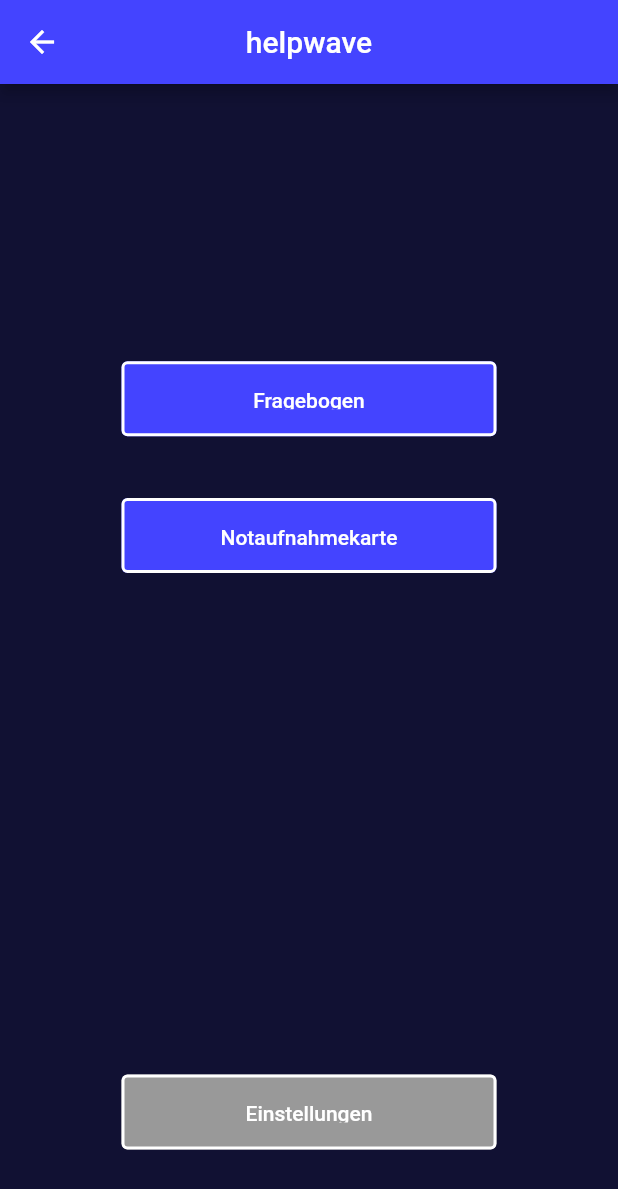
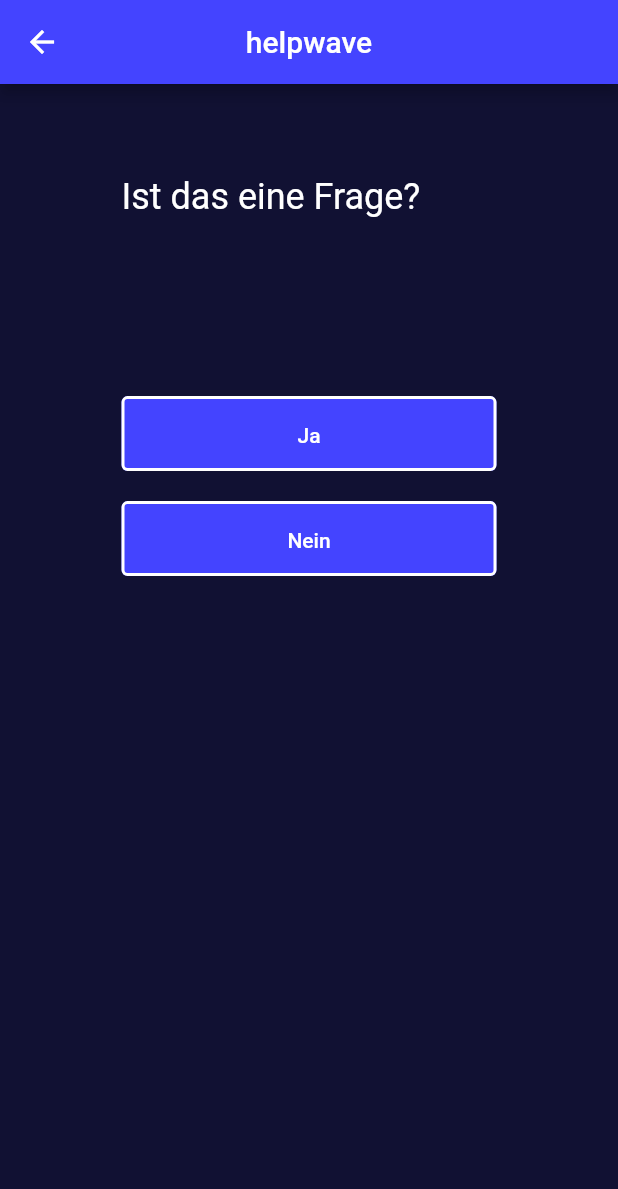
Before and after one commit to helpwave/mobile-app, a Flutter app: the HomePage screen opened directly, after a tap on "Fragebogen", on a phone screen of 412 x 824 dp. Shown: the top 1189 px of the screen. Run offline on Flutter 3.47's test engine with Material 2 defaults, Android fonts, the phone set to English and light mode, and no system bars.

Commit message:
feat: add questionnaire page and navigation to it

```diff
--- /dev/null
+++ b/lib/components/question_answer_column.dart
@@ -0,0 +1,49 @@
+import 'package:flutter/material.dart';
+
+class QuestionAnswerColumn extends StatelessWidget {
+  final Function(String, int) answerHandler;
+  final String question;
+  final List<String> answers;
+
+  const QuestionAnswerColumn({
+    super.key,
+    required this.answerHandler,
+    required this.question,
+    required this.answers,
+  });
+
+  @override
+  Widget build(BuildContext context) {
+    Size mediaQuery = MediaQuery.of(context).size;
+    List<Widget> children = [
+      Align(
+        alignment: Alignment.topCenter,
+        child: Container(
+          width: 250,
+          margin: EdgeInsets.fromLTRB(
+              0, mediaQuery.height * 0.05, 0, mediaQuery.height * 0.12),
+          child: Text(
+            question,
+            style: Theme.of(context).textTheme.headline5,
+            textAlign: TextAlign.justify,
+          ),
+        ),
+      ),
+    ];
+
+    answers.asMap().forEach((index, answer) => {
+          children.add(Padding(
+            padding: const EdgeInsets.fromLTRB(0, 20, 0, 0),
+            child: OutlinedButton(
+              onPressed: () => answerHandler(answer, index),
+              child: Text(answer),
+            ),
+          ))
+        });
+
+    return Column(
+      crossAxisAlignment: CrossAxisAlignment.center,
+      children: children,
+    );
+  }
+}
--- a/lib/pages/home.dart
+++ b/lib/pages/home.dart
@@ -1,4 +1,5 @@
 import 'package:flutter/material.dart';
+import 'package:helpwave/pages/questionnaire.dart';
 
 class HomePage extends StatelessWidget {
   const HomePage({super.key});
@@ -29,8 +30,11 @@
                         mediaQuery.height * 0.05),
                     child: OutlinedButton(
                       onPressed: () {
-                        // TODO Add QuestionPage Route
-                        //Navigator.push(context, MaterialPageRoute(builder: (context) => SomePage(),))
+                        Navigator.push(
+                            context,
+                            MaterialPageRoute(
+                              builder: (context) => const QuestionnairePage(),
+                            ));
                       },
                       child: const Text("Fragebogen"),
                     ),
--- a/lib/pages/landing.dart
+++ b/lib/pages/landing.dart
@@ -23,10 +23,10 @@
             height: mediaQuery.height * 0.1,
             child: InkWell(
               borderRadius: BorderRadius.circular(20),
-              onTap: () => Navigator.push(
+              onTap: () => Navigator.pushReplacement(
                   context,
                   MaterialPageRoute(
-                    builder: (context) => HomePage(),
+                    builder: (context) => const HomePage(),
                   )),
               child: Row(
                 mainAxisAlignment: MainAxisAlignment.center,
--- /dev/null
+++ b/lib/pages/questionnaire.dart
@@ -0,0 +1,66 @@
+import 'package:flutter/material.dart';
+import 'package:helpwave/components/question_answer_column.dart';
+import 'package:helpwave/pages/emergency_room_overview.dart';
+
+class QuestionnairePage extends StatefulWidget {
+  const QuestionnairePage({super.key});
+
+  @override
+  State<StatefulWidget> createState() => _QuestionnairePageState();
+}
+
+class _QuestionnairePageState extends State<QuestionnairePage> {
+  bool isLoadingEmergencyRooms = false;
+
+  @override
+  Widget build(BuildContext context) {
+    return Scaffold(
+      appBar: AppBar(
+        centerTitle: true,
+        title: const Text("helpwave"),
+      ),
+      body: isLoadingEmergencyRooms
+          ? Center(
+        child: Column(
+          crossAxisAlignment: CrossAxisAlignment.center,
+          mainAxisAlignment: MainAxisAlignment.center,
+          children: [
+            Container(
+              margin: const EdgeInsets.fromLTRB(0, 0, 0, 30),
+              width: 60,
+              height: 60,
+              child: const CircularProgressIndicator(),
+            ),
+            const Text("Lade Notaufnahmen"),
+          ],
+        ),
+      )
+          : Padding(
+        padding: const EdgeInsets.all(20),
+        child: QuestionAnswerColumn(
+          // TODO replace with current Question from Tree and a handler
+          // TODO and load correct emergency rooms
+          answers: const ["Ja", "Nein"],
+          question: "Ist das eine Frage?",
+          answerHandler: (answer, index) {
+            if (answer == "Ja") {
+              Navigator.push(
+                  context,
+                  MaterialPageRoute(
+                    builder: (context) => const EmergencyRoomOverview(),
+                  ));
+            } else {
+              setState(() {
+                isLoadingEmergencyRooms = true;
+              });
+              Future.delayed(const Duration(seconds: 2), () {
+                Navigator.of(context).push(MaterialPageRoute(
+                  builder: (context) => const EmergencyRoomOverview(),));
+              });
+            }
+          },
+        ),
+      ),
+    );
+  }
+}
```
